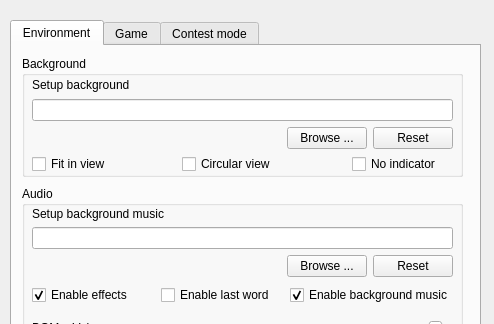
First picture: the form in src/dialog/configdialog.ui, repository Mogara/QSanguosha, before the edit; both pictures show x 0 to 494 and y 0 to 324 of the 494 by 534 pixel window.
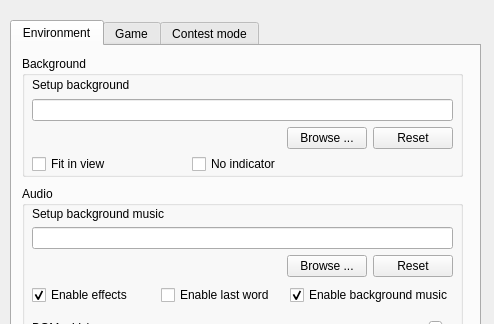
Second picture: the form after the edit.

Commit message: Remove the settings of 'CircularView'

Patch:
```diff
--- a/src/dialog/configdialog.ui
+++ b/src/dialog/configdialog.ui
@@ -303,23 +303,10 @@
        <string>Fit in view</string>
       </property>
      </widget>
-     <widget class="QCheckBox" name="circularViewCheckBox">
-      <property name="geometry">
-       <rect>
-        <x>160</x>
-        <y>100</y>
-        <width>101</width>
-        <height>16</height>
-       </rect>
-      </property>
-      <property name="text">
-       <string>Circular view</string>
-      </property>
-     </widget>
      <widget class="QCheckBox" name="noIndicatorCheckBox">
       <property name="geometry">
        <rect>
-        <x>330</x>
+        <x>170</x>
         <y>100</y>
         <width>95</width>
         <height>16</height>
```
The commit also changes 1 other file.
